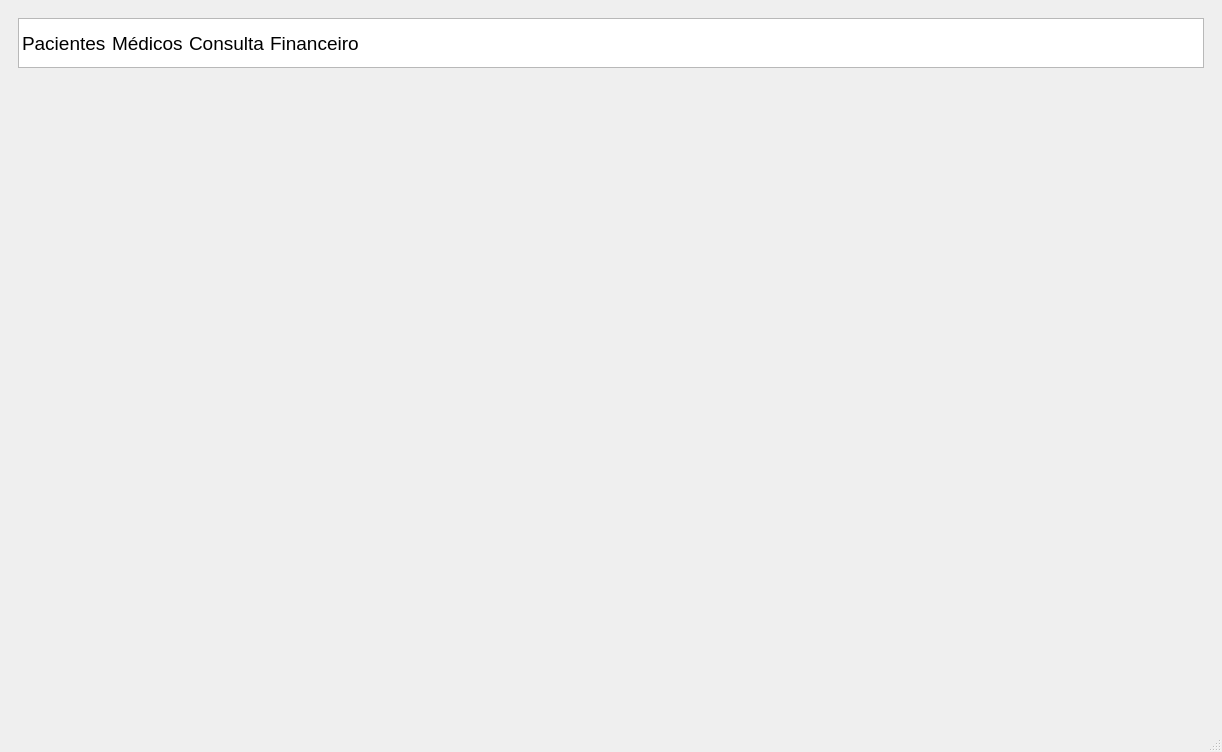
Old version of the form ui/mainwindow.ui in the repository mateusangeli/PEPMED.
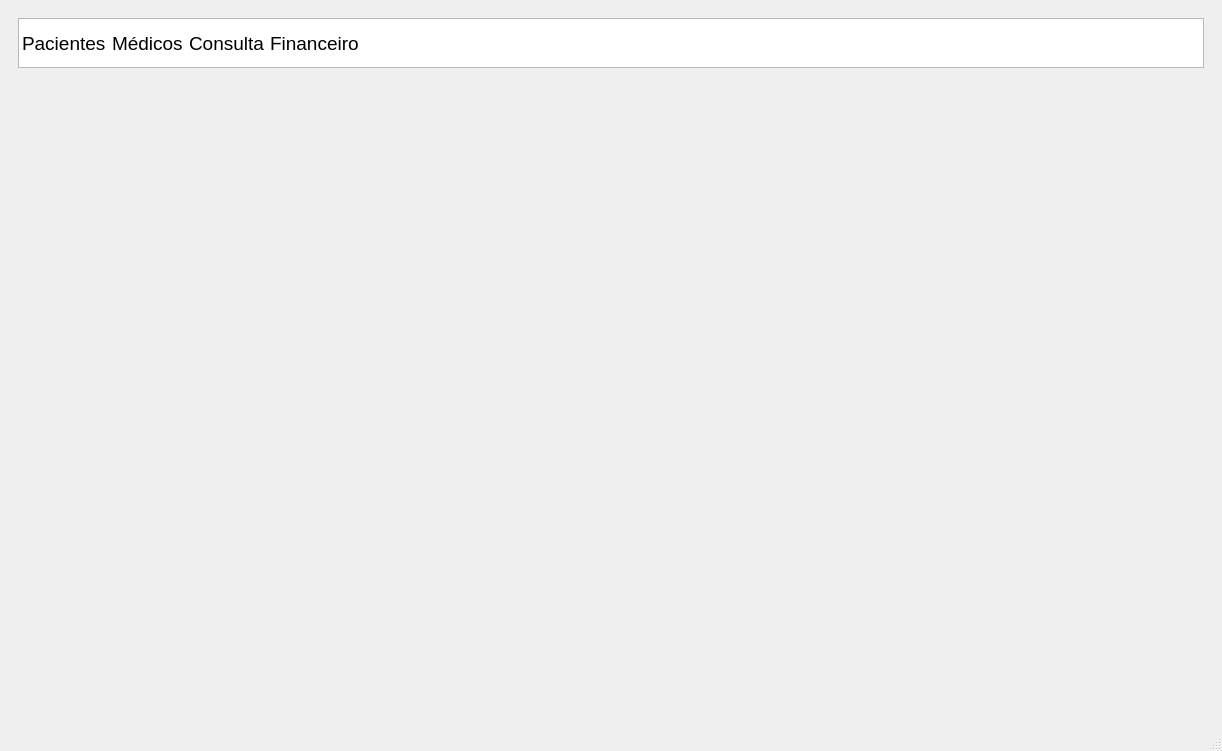
New version of the form. Icons and pictures are not drawn.

Patch:
```diff
--- a/ui/mainwindow.ui
+++ b/ui/mainwindow.ui
@@ -7,7 +7,7 @@
     <x>0</x>
     <y>0</y>
     <width>1216</width>
-    <height>752</height>
+    <height>751</height>
    </rect>
   </property>
   <property name="windowTitle">
```
